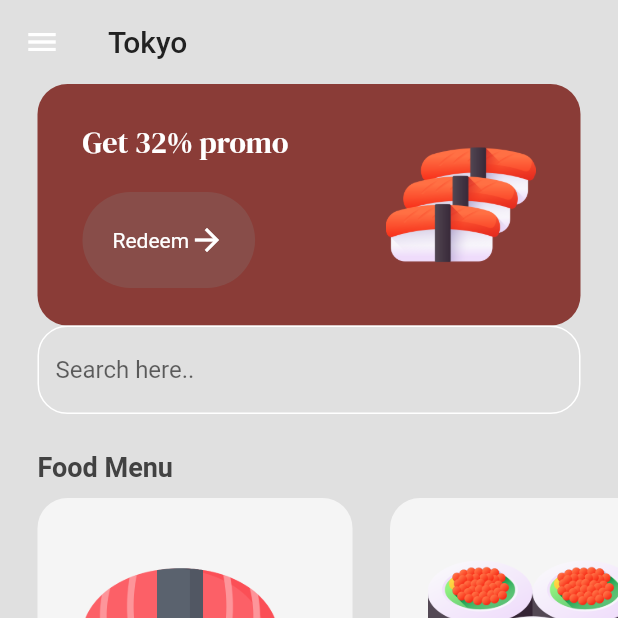
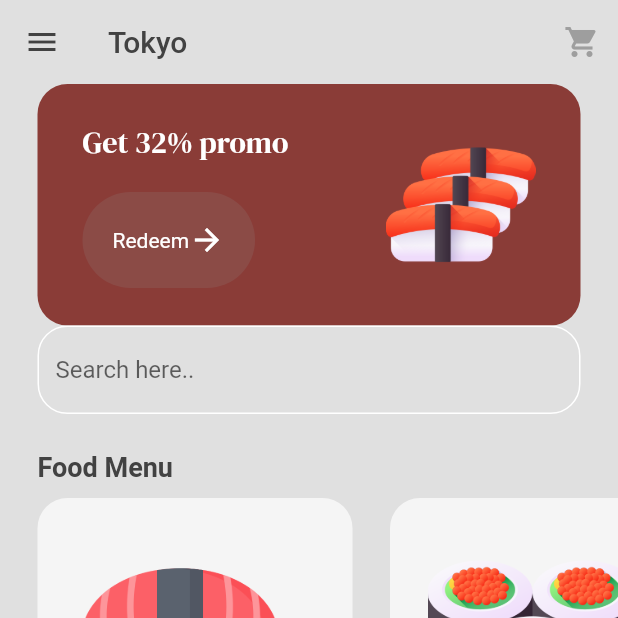
Before and after one commit to rjk51/ShushiMan, a Flutter app: the MenuPage screen opened by its route, on a phone screen of 412 x 824 dp, the top half of it. Run offline on Flutter 3.47's test engine with Material 2 defaults, Android fonts, the light colour scheme and no system bars; our stand-ins replace google_fonts.

Commit message:
final commit

```diff
--- a/shushi_man/lib/components/button.dart
+++ b/shushi_man/lib/components/button.dart
@@ -15,20 +15,20 @@ class MyButton extends StatelessWidget {
       onTap: onTap,
       child: Container(
         decoration: BoxDecoration(
-          color: const Color.fromARGB(212, 135, 81, 77),
+          color: const Color.fromARGB(109, 140, 94, 91),
           borderRadius: BorderRadius.circular(40),
         ),
-        padding: EdgeInsets.all(20),
+        padding: const EdgeInsets.all(20),
         child: Row(
           mainAxisAlignment: MainAxisAlignment.center,
           children: [
             Text(
               text,
-              style: TextStyle(
+              style: const TextStyle(
                 color: Colors.white,
               ),
             ),
-            Icon(
+            const Icon(
               Icons.arrow_forward,
               color: Colors.white,
             )
--- a/shushi_man/lib/components/food_tile.dart
+++ b/shushi_man/lib/components/food_tile.dart
@@ -36,7 +36,7 @@ class FoodTile extends StatelessWidget {
                   mainAxisAlignment: MainAxisAlignment.spaceBetween,
                   children: [
                     Text(
-                      '\$' + food.price,
+                      '\$${food.price}',
                       style: TextStyle(
                         color: Colors.grey[700],
                         fontWeight: FontWeight.bold,
@@ -50,7 +50,7 @@ class FoodTile extends StatelessWidget {
                         ),
                         Text(
                           food.rating,
-                          style: TextStyle(color: Colors.grey),
+                          style: const TextStyle(color: Colors.grey),
                         ),
                       ],
                     )
--- /dev/null
+++ b/shushi_man/lib/models/shop.dart
@@ -0,0 +1,34 @@
+import 'food.dart';
+import 'package:flutter/material.dart';
+
+class Shop extends ChangeNotifier {
+  final List<Food> _foodMenu = [
+    Food(
+        name: 'Salmon Sushi',
+        price: '21.00',
+        imagePath: 'lib/images/sushi.png',
+        rating: '4.9'),
+    Food(
+        name: 'Tuna',
+        price: '23.00',
+        imagePath: 'lib/images/manytoro.png',
+        rating: '4.3'),
+  ];
+
+  List<Food> _cart = [];
+
+  List<Food> get foodMenu => _foodMenu;
+  List<Food> get cart => _cart;
+
+  void addToCart(Food foodItem, int quantity) {
+    for (int i = 0; i < quantity; i++) {
+      _cart.add(foodItem);
+    }
+    notifyListeners();
+  }
+
+  void removeFromCart(Food food) {
+    _cart.remove(food);
+    notifyListeners();
+  }
+}
--- a/shushi_man/lib/pages/intro_page.dart
+++ b/shushi_man/lib/pages/intro_page.dart
@@ -1,6 +1,7 @@
 import 'package:flutter/material.dart';
 import 'package:google_fonts/google_fonts.dart';
 import 'package:shushi_man/components/button.dart';
+import '../theme/colors.dart';
 
 class IntroPage extends StatelessWidget {
   const IntroPage({super.key});
@@ -8,7 +9,7 @@ class IntroPage extends StatelessWidget {
   @override
   Widget build(BuildContext context) {
     return Scaffold(
-      backgroundColor: const Color.fromARGB(255, 138, 60, 55),
+      backgroundColor: primaryColor,
       body: Padding(
         padding: const EdgeInsets.all(25),
         child: Column(
--- a/shushi_man/lib/pages/menu_page.dart
+++ b/shushi_man/lib/pages/menu_page.dart
@@ -1,9 +1,11 @@
 import 'package:flutter/material.dart';
 import 'package:google_fonts/google_fonts.dart';
 import 'package:shushi_man/components/button.dart';
-import 'package:shushi_man/models/food.dart';
 import 'package:shushi_man/theme/colors.dart';
 import '../components/food_tile.dart';
+import '../pages/food_details.dart';
+import '../models/shop.dart';
+import 'package:provider/provider.dart';
 
 class MenuPage extends StatefulWidget {
   const MenuPage({super.key});
@@ -14,41 +16,45 @@ class MenuPage extends StatefulWidget {
 
 class _MenuPageState extends State<MenuPage> {
 
-  List foodMenu = [
-    Food(
-      name: 'Salmon Sushi',
-      price: '21.00',
-      imagePath: 'lib/images/sushi.png',
-      rating: '4.9'
-    ),
-    Food(
-      name: 'Tuna',
-      price: '23.00',
-      imagePath: 'lib/images/manytoro.png',
-      rating: '4.3'
-    ),
-  ];
+  void navigateToFoodDetails(int index){
 
-  void navigateToFoodDetails(int index){
-    Navigator.push(context, MaterialPageRoute(builder: (context) => FoodDetailsPage()));
+    final shop = context.read<Shop>();
+    final foodMenu = shop.foodMenu;
+
+    Navigator.push(context, MaterialPageRoute(builder: (context) => FoodDetailsPage(
+      food: foodMenu[index],
+    )));
   }
 
   @override
   Widget build(BuildContext context) {
+
+    final shop = context.read<Shop>();
+    final foodMenu = shop.foodMenu;
+
     return Scaffold(
       backgroundColor: Colors.grey[300],
       appBar: AppBar(
         backgroundColor: Colors.transparent,
+        foregroundColor: Colors.grey[800],
         elevation: 0,
         leading: const Icon(
           Icons.menu,
         ),
-        title: Text(
+        title: const Text(
           "Tokyo",
-          style: TextStyle(
-            color: Colors.grey[900],
-          ),
         ),
+        actions: [
+          IconButton(
+            onPressed: () {
+              Navigator.pushNamed(context, '/cartpage');
+            },
+            icon: const Icon(
+              Icons.shopping_cart,
+              color: Colors.grey,
+            ),
+          )
+        ],
       ),
       body: Column(
         crossAxisAlignment: CrossAxisAlignment.start,
@@ -97,11 +103,11 @@ class _MenuPageState extends State<MenuPage> {
           child: TextField(
             decoration: InputDecoration(
               enabledBorder: OutlineInputBorder(
-                borderSide: BorderSide(color: Colors.white),
+                borderSide: const BorderSide(color: Colors.white),
                 borderRadius: BorderRadius.circular(20),
               ),hintText: 'Search here..',
               focusedBorder: OutlineInputBorder(
-                borderSide: BorderSide(color: Colors.white),
+                borderSide: const BorderSide(color: Colors.white),
                 borderRadius: BorderRadius.circular(20),
               ),
             ),
@@ -129,7 +135,7 @@ class _MenuPageState extends State<MenuPage> {
           child: ListView.builder(
             scrollDirection: Axis.horizontal,
             itemCount: foodMenu.length,itemBuilder: (context, index) => FoodTile(
-              onTap: ,
+              onTap: () => navigateToFoodDetails(index),
               food: foodMenu[index],
             )
           )
--- a/shushi_man/lib/theme/colors.dart
+++ b/shushi_man/lib/theme/colors.dart
@@ -1,3 +1,4 @@
 import 'package:flutter/material.dart';
 
 var primaryColor = const Color.fromARGB(255, 138, 60, 55);
+var secondaryColor = const Color.fromARGB(109, 140, 94, 91);
--- a/shushi_man/pubspec.yaml
+++ b/shushi_man/pubspec.yaml
@@ -32,6 +32,7 @@ dependencies:
     sdk: flutter
 
   google_fonts:
+  provider:
 
 
   # The following adds the Cupertino Icons font to your application.
```
Also changed, not shown: shushi_man/lib/main.dart (+10 -1 lines), shushi_man/lib/pages/cart_page.dart (added, +79 -0 lines), shushi_man/lib/pages/food_details.dart (+201 -0 lines), shushi_man/pubspec.lock.
